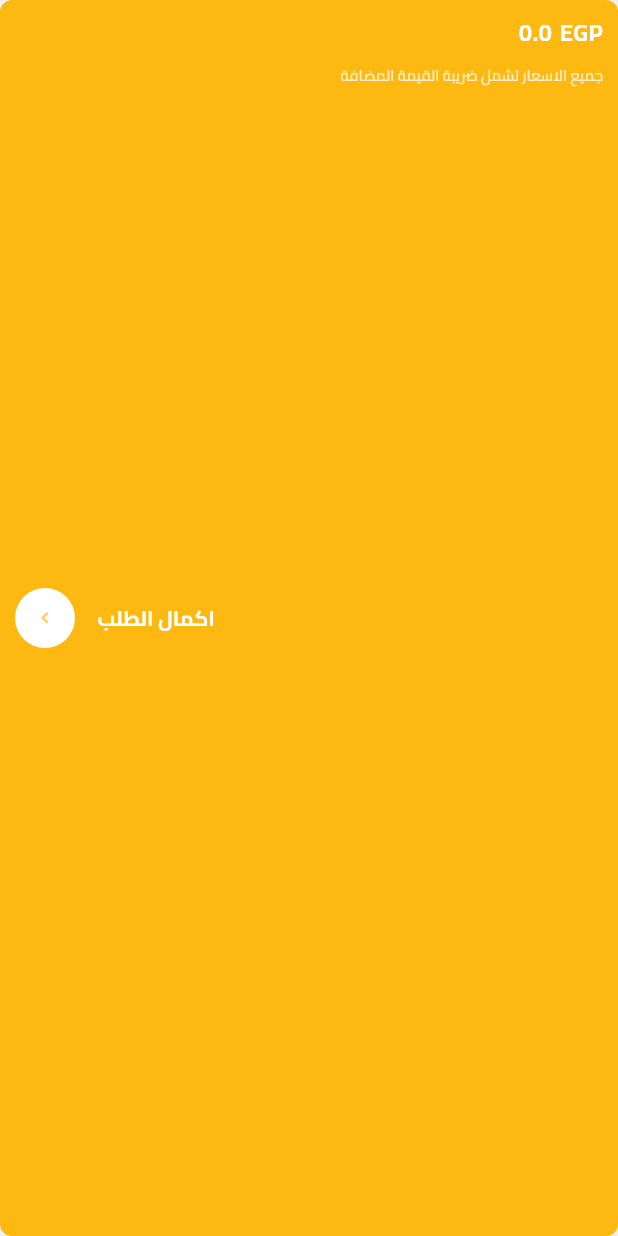
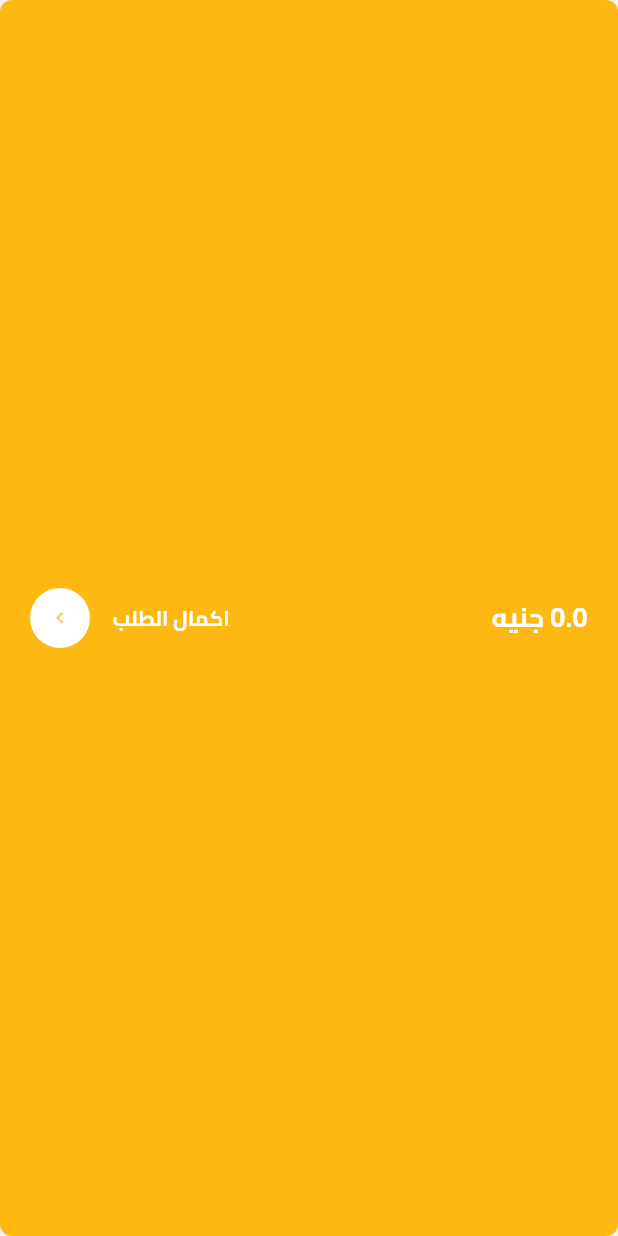
Before and after one commit to tsquare-alex/hadramout, a Flutter app: the BuildCartButton widget shown alone on an empty page, opened directly, on a phone screen of 412 x 824 dp. Run offline on Flutter 3.47's test engine with Material 3 defaults, Android fonts, the light colour scheme and no system bars; our stand-ins replace auto_size_text, bloc, cached_network_image, cloud_firestore, equatable, firebase_auth and 13 more; missing offline and left inert: dart:html, flutter_rounded_date_picker, mailer; accounts and stored records are empty.

Commit message:
- Convert EGP to arabic - Adjusted delivery methods to be presented dynamically - Added delivery locations methods to be fetched from firebase

```diff
--- a/lib/features/cart/cubit/cart_cubit.dart
+++ b/lib/features/cart/cubit/cart_cubit.dart
@@ -88,12 +88,15 @@ class CartBloc extends Cubit<CartState> {
 
   DeliveryModel? selectedDelivery;
 
-  List<DeliveryModel> deliveryList = [
-    const DeliveryModel(title: "المعادي", fees: 20),
-    const DeliveryModel(title: "الجيزة", fees: 30),
-    const DeliveryModel(title: "القاهرة", fees: 40),
-    const DeliveryModel(title: "الاسماعيلية", fees: 55),
-  ];
+  late final Set<DeliveryModel> _deliveryList = {};
+  List<DeliveryModel> get deliveryList => _deliveryList.toList();
+
+  Future<void> getDeliveryLocations() async {
+    _deliveryList.clear();
+    try {
+      _deliveryList.addAll(await _cartRepository.getDeliveryLocations());
+    } catch (_) {}
+  }
 
   RadioModel? selectedMethod;
 
@@ -109,6 +112,7 @@ class CartBloc extends Cubit<CartState> {
   ];
 
   selectMethod(bool value, int index) {
+    selectedDelivery = null;
     emit(SelectMethodLoading());
     orderMethod.map((e) => e.active = false).toList();
     orderMethod[index].active = !value;
@@ -143,7 +147,7 @@ class CartBloc extends Cubit<CartState> {
             confirmed: false,
             delivered: false,
             total: totalCost + selectedDelivery!.fees,
-            subTotal: totalCost ,
+            subTotal: totalCost,
             createdAt: DateTime.now().toIso8601String(),
             cartModel: cartList,
             deliveryModel: selectedDelivery!,
@@ -221,7 +225,8 @@ class CartBloc extends Cubit<CartState> {
     // Create the email message.
     final message = Message()
       ..from = const Address('hadrmout3@gmail.com', 'Hadrmout Hamza')
-      ..recipients.add('01550526487m@gmail.com') // Replace with the customer's email
+      ..recipients
+          .add('01550526487m@gmail.com') // Replace with the customer's email
       ..subject = 'Order Confirmation - #${order.id}'
       ..html = '<h1>The order details:</h1>'
           '<p>Order id: ${order.id}</p>'
@@ -333,8 +338,8 @@ class CartBloc extends Cubit<CartState> {
     List<dynamic> jsonList = jsonDecode(jsonString);
     cartList = jsonList.map((json) => CartModel.fromJson(json)).toList();
     print(cartList.length);
-
     emit(AddOrderSpeciesSuccess());
+    await getDeliveryLocations();
   }
 
   double get totalCost {
--- a/lib/features/cart/presentation/screens/widgets/build_cart_button.dart
+++ b/lib/features/cart/presentation/screens/widgets/build_cart_button.dart
@@ -11,7 +11,7 @@ class BuildCartButton extends StatelessWidget {
     return InkWell(
       onTap: () => context.read<CartBloc>().showCustomDialog(context),
       child: Container(
-        padding: const EdgeInsets.all(10),
+        padding: const EdgeInsets.symmetric(horizontal: 20, vertical: 10),
         decoration: BoxDecoration(
             color: AppColors.yellowOp100,
             borderRadius: BorderRadius.circular(
@@ -29,43 +29,27 @@ class BuildCartButton extends StatelessWidget {
             Expanded(
               child: Column(
                 crossAxisAlignment: CrossAxisAlignment.start,
-                children: [
-                  Row(
+                mainAxisAlignment: MainAxisAlignment.center,
                 children: [
                   Text(
-                        "EGP",
+                    "${context.watch<CartBloc>().totalCost} جنيه",
                     style: AppTextStyles.font18WhiteBold.copyWith(
                       fontSize: ResponsiveValue<double>(
                         context,
-                            defaultValue: 18,
+                        defaultValue: 22,
                         conditionalValues: [
-                              Condition.smallerThan(value: 16, name: DESKTOP)
+                          Condition.smallerThan(value: 18, name: DESKTOP)
                         ],
                       ).value!,
                     ),
                   ),
-                      const Gap(5),
-                      Text(
-                        "${context.watch<CartBloc>().totalCost}",
-                        style: AppTextStyles.font18WhiteBold.copyWith(
-                          fontSize: ResponsiveValue<double>(
-                            context,
-                            defaultValue: 18,
-                            conditionalValues: [
-                              Condition.smallerThan(value: 16, name: DESKTOP)
-                            ],
-                          ).value!,
-                        ),
-                      ),
-                    ],
-                  ),
-                  const SizedBox(
-                    height: 10,
-                  ),
-                  const Text(
-                    "جميع الاسعار تشمل ضريبة القيمة المضافة",
-                    style: AppTextStyles.font10WhiteOp75Medium,
-                  ),
+                  // const SizedBox(
+                  //   height: 10,
+                  // ),
+                  // const Text(
+                  //   "جميع الاسعار تشمل ضريبة القيمة المضافة",
+                  //   style: AppTextStyles.font10WhiteOp75Medium,
+                  // ),
                 ],
               ),
             ),
--- a/lib/features/cart/presentation/screens/widgets/build_confirm_order.dart
+++ b/lib/features/cart/presentation/screens/widgets/build_confirm_order.dart
@@ -82,11 +82,16 @@ class BuildConfirmOrder extends StatelessWidget {
                   ),
                 ),
                 const Gap(0),
-                Column(
+                ResponsiveRowColumn(
+                  layout: ResponsiveBreakpoints.of(context).smallerThan(DESKTOP)
+                      ? ResponsiveRowColumnType.COLUMN
+                      : ResponsiveRowColumnType.ROW,
+                  rowMainAxisAlignment: MainAxisAlignment.spaceEvenly,
                   children: List.generate(
                     context.watch<CartBloc>().orderMethod.length,
                     (index) {
-                      return Row(
+                      return ResponsiveRowColumnItem(
+                        child: Row(
                           children: [
                             Radio<bool>(
                               splashRadius: 0,
@@ -102,10 +107,14 @@ class BuildConfirmOrder extends StatelessWidget {
                               },
                             ),
                             Text(
-                            context.watch<CartBloc>().orderMethod[index].title,
+                              context
+                                  .watch<CartBloc>()
+                                  .orderMethod[index]
+                                  .title,
                               style: AppTextStyles.font14BlackSemiBold,
                             ),
                           ],
+                        ),
                       );
                     },
                   ),
@@ -178,7 +187,8 @@ class BuildConfirmOrder extends StatelessWidget {
                                 context,
                                 defaultValue: 18,
                                 conditionalValues: [
-                                  Condition.smallerThan(value: 14, name: DESKTOP)
+                                  Condition.smallerThan(
+                                      value: 14, name: DESKTOP)
                                 ],
                               ).value!,
                             ),
@@ -198,8 +208,9 @@ class BuildConfirmOrder extends StatelessWidget {
                             return DropdownMenuItem<DeliveryModel>(
                               value: model,
                               child: Text(
-                                "${model.title}      (مصاريف التوصيل ${model.fees}EGP)",
-                                style: AppTextStyles.font16BlackSemiBold.copyWith(
+                                "${model.title}      (مصاريف التوصيل ${model.fees} جنيه)",
+                                style:
+                                    AppTextStyles.font16BlackSemiBold.copyWith(
                                   fontSize: ResponsiveValue<double>(
                                     context,
                                     defaultValue: 16,
@@ -219,7 +230,8 @@ class BuildConfirmOrder extends StatelessWidget {
                         controller: context.read<CartBloc>().addressController,
                         hint: "العنوان بالتفصيل",
                         validator: (value) {
-                          if (value == null || value.toString().trim().isEmpty) {
+                          if (value == null ||
+                              value.toString().trim().isEmpty) {
                             return "برجاء ادخال العنوان";
                           } else {
                             return null;
@@ -249,7 +261,8 @@ class BuildConfirmOrder extends StatelessWidget {
                           const Gap(10),
                           Expanded(
                               child: InputFormField(
-                            controller: context.read<CartBloc>().floorController,
+                            controller:
+                                context.read<CartBloc>().floorController,
                             hint: "الدور",
                             isNumber: true,
                             validator: (value) {
@@ -291,9 +304,11 @@ class BuildConfirmOrder extends StatelessWidget {
                 Padding(
                   padding: const EdgeInsets.only(bottom: 8),
                   child: Text(
-                    context.read<CartBloc>().selectedDelivery != null
-                        ? 'اجمالي المبلغ : ${context.read<CartBloc>().selectedDelivery!.fees + context.read<CartBloc>().totalCost}EGP'
-                        : 'اجمالي المبلغ : ${context.read<CartBloc>().totalCost}EGP',
+                    (context.read<CartBloc>().selectedDelivery != null &&
+                            context.watch<CartBloc>().selectedMethod?.title ==
+                                "التوصيل الي البيت")
+                        ? 'اجمالي المبلغ : ${context.read<CartBloc>().selectedDelivery!.fees + context.read<CartBloc>().totalCost} جنيه'
+                        : 'اجمالي المبلغ : ${context.read<CartBloc>().totalCost} جنيه',
                     style: AppTextStyles.font20BlackSemiBold.copyWith(
                       fontSize: ResponsiveValue<double>(
                         context,
@@ -334,7 +349,8 @@ class BuildConfirmOrder extends StatelessWidget {
                               )
                             : Text(
                                 'تاكيد الطلب',
-                                style: AppTextStyles.font20WhiteSemiBold.copyWith(
+                                style:
+                                    AppTextStyles.font20WhiteSemiBold.copyWith(
                                   fontSize: ResponsiveValue<double>(
                                     context,
                                     defaultValue: 20,
--- a/lib/features/home/presentation/widgets/home_item.dart
+++ b/lib/features/home/presentation/widgets/home_item.dart
@@ -166,7 +166,7 @@ class HomeItem extends StatelessWidget {
                             mainAxisAlignment: MainAxisAlignment.spaceEvenly,
                             children: [
                               Text(
-                                'EGP ${speciesItem.price}',
+                                '${speciesItem.price} جنيه',
                                 style: AppTextStyles.font14BlackSemiBold
                                     .copyWith(
                                         fontSize: ResponsiveValue<double>(
@@ -178,7 +178,7 @@ class HomeItem extends StatelessWidget {
                                     ]).value!),
                               ),
                               Text(
-                                'EGP ${speciesItem.offerValue}',
+                                '${speciesItem.offerValue} جنيه',
                                 style: AppTextStyles
                                     .font12BlackOp50SemiBoldLineThrough
                                     .copyWith(
@@ -194,7 +194,7 @@ class HomeItem extends StatelessWidget {
                             ],
                           )
                         : Text(
-                            'EGP ${speciesItem.price}',
+                            '${speciesItem.price} جنيه',
                             style: AppTextStyles.font14BlackSemiBold.copyWith(
                                 fontSize: ResponsiveValue<double>(context,
                                     defaultValue: 16,
```
Also changed, not shown: lib/features/cart/data/data_source/cart_data_source.dart (+9 -2 lines), lib/features/cart/data/repository/cart_repository.dart (+10 -0 lines), lib/features/cart/presentation/screens/widgets/build_cart_items.dart (+2 -21 lines), lib/features/home/presentation/widgets/custom_sections_item.dart (+10 -12 lines). Lines whose indentation alone changed are shown as unchanged.
